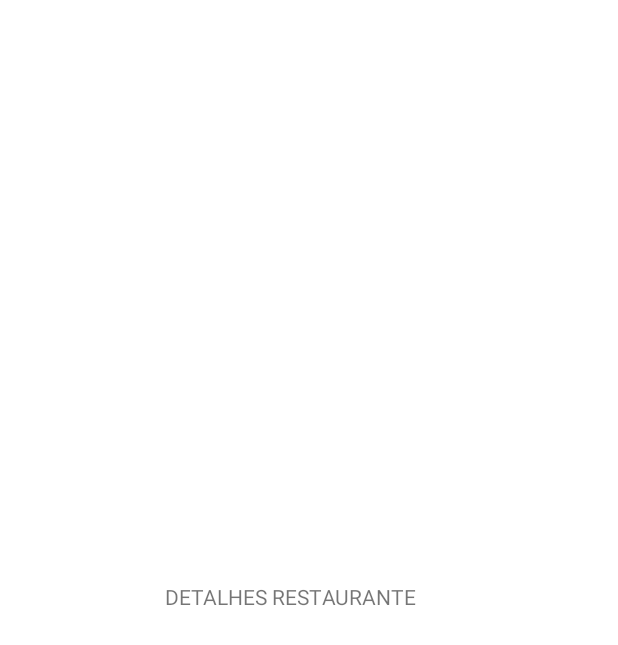
After one commit to analuramalho/DESAFIO_KOTLIN_02, an Android app: the layout activity_detalhes_restaurante.xml on its own in the app's theme, with its tools: preview values and no code run, on a phone screen of 412 x 824 dp. The commit adds this screen. Shown: the top 645 px of the screen. Run offline under Robolectric (Android 15) with nearby library versions, the phone set to English and light mode, and no system bars.

Commit message:
Criando Menu Restaurantes

```diff
--- a/DigitalHouseFoods/app/src/main/java/com/example/digitalhousefoods/menuListFoods/model/Restaurantes.kt
+++ b/DigitalHouseFoods/app/src/main/java/com/example/digitalhousefoods/menuListFoods/model/Restaurantes.kt
@@ -1,3 +1,4 @@
 package com.example.digitalhousefoods.menuListFoods.model
 
+
 data class Restaurantes(val nome:String, val endereco:String,val funcionamento:String)
--- a/DigitalHouseFoods/app/src/main/res/drawable/ic_baseline_airline_seat_flat_24.xml
+++ /dev/null
@@ -1,5 +0,0 @@
-<vector android:height="24dp" android:tint="#000055"
-    android:viewportHeight="24" android:viewportWidth="24"
-    android:width="24dp" xmlns:android="http://schemas.android.com/apk/res/android">
-    <path android:fillColor="@android:color/white" android:pathData="M22,11v2L9,13L9,7h9c2.21,0 4,1.79 4,4zM2,14v2h6v2h8v-2h6v-2L2,14zM7.14,12.1c1.16,-1.19 1.14,-3.08 -0.04,-4.24 -1.19,-1.16 -3.08,-1.14 -4.24,0.04 -1.16,1.19 -1.14,3.08 0.04,4.24 1.19,1.16 3.08,1.14 4.24,-0.04z"/>
-</vector>
--- /dev/null
+++ b/DigitalHouseFoods/app/src/main/res/layout/activity_detalhes_restaurante.xml
@@ -0,0 +1,21 @@
+<?xml version="1.0" encoding="utf-8"?>
+<androidx.constraintlayout.widget.ConstraintLayout xmlns:android="http://schemas.android.com/apk/res/android"
+    xmlns:app="http://schemas.android.com/apk/res-auto"
+    xmlns:tools="http://schemas.android.com/tools"
+    android:layout_width="match_parent"
+    android:layout_height="match_parent"
+    tools:context=".DetalhesRestauranteActivity">
+
+
+    <TextView
+        android:layout_width="192dp"
+        android:layout_height="20dp"
+        android:text="DETALHES RESTAURANTE "
+        app:layout_constraintBottom_toBottomOf="parent"
+        app:layout_constraintEnd_toEndOf="parent"
+        app:layout_constraintStart_toStartOf="parent"
+        app:layout_constraintTop_toTopOf="parent"
+        app:layout_constraintVertical_bias="0.483">
+
+    </TextView>
+</androidx.constraintlayout.widget.ConstraintLayout>
```
Also changed, not shown: DigitalHouseFoods/app/src/main/java/com/example/digitalhousefoods/menuListFoods/repository/MenuListRepository.kt (added, +34 -0 lines), DigitalHouseFoods/app/src/main/java/com/example/digitalhousefoods/menuListFoods/view/MenuListAdapter.kt (+8 -7 lines), DigitalHouseFoods/app/src/main/java/com/example/digitalhousefoods/menuListFoods/view/MenuListFragment.kt (+49 -4 lines), DigitalHouseFoods/app/src/main/java/com/example/digitalhousefoods/menuListFoods/viewmodel/MenuListViewModel.kt (added, +30 -0 lines), DigitalHouseFoods/app/src/main/res/layout/fragment_menu_list.xml (+2 -7 lines), DigitalHouseFoods/app/src/main/res/layout/item_list.xml (+8 -9 lines), DigitalHouseFoods/app/src/main/res/mipmap-hdpi/ic_launcher_foreground.png (deleted), DigitalHouseFoods/app/src/main/res/mipmap-mdpi/ic_launcher_foreground.png (deleted), DigitalHouseFoods/app/src/main/res/mipmap-xhdpi/ic_launcher_foreground.png (deleted), DigitalHouseFoods/app/src/main/res/mipmap-xxhdpi/ic_launcher_foreground.png (deleted), DigitalHouseFoods/app/src/main/res/mipmap-xxxhdpi/ic_launcher_foreground.png (deleted).
